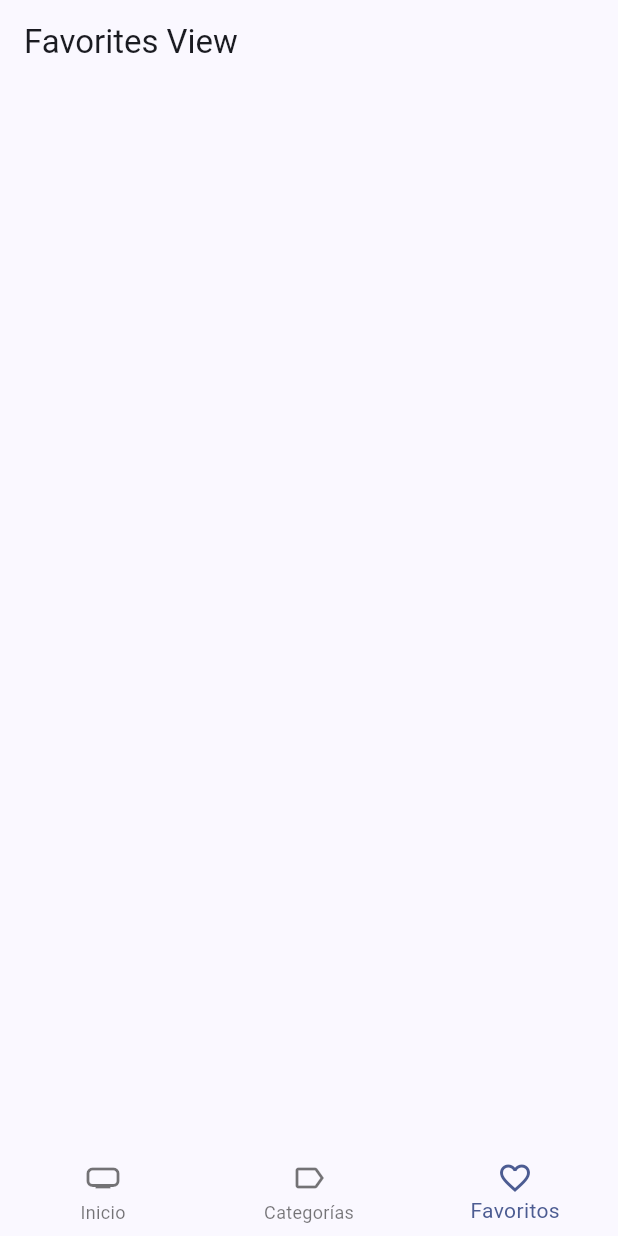
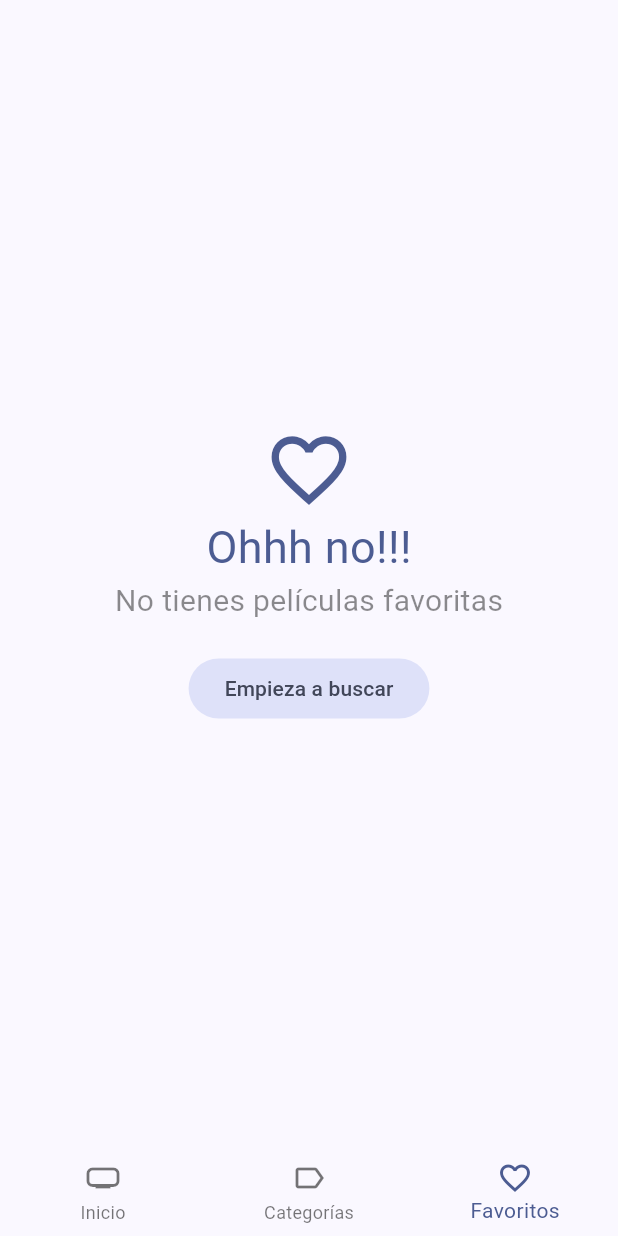
Before and after one commit to pmadrigal95/Flutter-Cinemapedia, a Flutter app: the screen it shows after launch, item 3 of the bottom bar chosen, on a phone screen of 412 x 824 dp. Run offline on Flutter 3.47's test engine with Material 2 defaults, Android fonts, the phone set to English and light mode, and no system bars; our stand-ins replace animate_do, card_swiper, dio, flutter_dotenv, flutter_riverpod, go_router and 1 more; accounts and stored records are empty; generated files the repository leaves out were written again; network calls fail.

Commit message:
Isar Db LocalStorage Favorite module

```diff
--- a/lib/presentation/screens/movies/movie_screen.dart
+++ b/lib/presentation/screens/movies/movie_screen.dart
@@ -160,8 +160,10 @@ class _CustomSliverAppBar extends ConsumerWidget {
       foregroundColor: Colors.white,
       actions: [
         IconButton(
-            onPressed: () {
-              ref.watch(localStorageRepositoryProvider).toggleFavorite(movie);
+            onPressed: () async {
+              // ref.red(localStorageRepositoryProvider).toggleFavorite(movie);
+
+             await ref.read(favoriteMoviesProvider.notifier).toggleFavorite(movie);
 
               ref.invalidate(isFavoriteProvider(movie.id));
             },
--- a/lib/presentation/views/movies/favorites_view.dart
+++ b/lib/presentation/views/movies/favorites_view.dart
@@ -1,7 +1,8 @@
+import 'package:cinemapedia/presentation/widgets/widgets.dart';
 import 'package:flutter/material.dart';
 import 'package:flutter_riverpod/flutter_riverpod.dart';
 import 'package:cinemapedia/presentation/providers/providers.dart';
-import 'package:cinemapedia/config/domain/entities/movie.dart';
+import 'package:go_router/go_router.dart';
 
 class FavoritesView extends ConsumerStatefulWidget {
   const FavoritesView({super.key});
@@ -11,11 +12,14 @@ class FavoritesView extends ConsumerStatefulWidget {
 }
 
 class FavoritesViewState extends ConsumerState<FavoritesView> {
+  bool isLastPage = false;
+  bool isLoading = false;
+
   @override
   void initState() {
     super.initState();
 
-    ref.read(favoriteMoviesProvider.notifier).loadNextPage();
+    loadNextPage();
   }
 
   @override
@@ -23,23 +27,66 @@ class FavoritesViewState extends ConsumerState<FavoritesView> {
     super.dispose();
   }
 
+  void loadNextPage() async {
+    if (isLoading || isLastPage) return;
+
+    isLoading = true;
+
+    ref.read(favoriteMoviesProvider.notifier).loadNextPage();
+
+    final movies =
+        await ref.read(favoriteMoviesProvider.notifier).loadNextPage();
+
+    isLoading = false;
+
+    if (movies.isEmpty) isLastPage = true;
+  }
+
   @override
   Widget build(BuildContext context) {
     final favoriteMovies = ref.watch(favoriteMoviesProvider).values.toList();
 
+    final size = MediaQuery.of(context).size.height - 80;
+
+    if (favoriteMovies.isEmpty) {
+      final colors = Theme.of(context).colorScheme;
+
+      return Center(
+        child: Column(
+          mainAxisAlignment: MainAxisAlignment.center,
+          crossAxisAlignment: CrossAxisAlignment.center,
+          children: [
+            Icon(
+              Icons.favorite_outline_sharp,
+              size: 60,
+              color: colors.primary,
+            ),
+            Text(
+              'Ohhh no!!!',
+              style: TextStyle(fontSize: 30, color: colors.primary),
+            ),
+            const Text(
+              'No tienes películas favoritas',
+              style: TextStyle(fontSize: 20, color: Colors.black45),
+            ),
+            const SizedBox(
+              height: 20,
+            ),
+            FilledButton.tonal(
+                onPressed: () => context.go('/home/0'),
+                child: const Text('Empieza a buscar'))
+          ],
+        ),
+      );
+    }
+
     return Scaffold(
-      appBar: AppBar(
-        title: const Text('Favorites View'),
-      ),
-      body: ListView.builder(
-        itemCount: favoriteMovies.length,
-        itemBuilder: (context, index) {
-          // var keys = favoriteMovies.keys.toList();
-          // var val = favoriteMovies[keys[index]];
-
-          return Text(favoriteMovies[index].title);
-        },
-      ),
+      body: SizedBox(
+          height: size,
+          child: MovieMasonry(
+            movies: favoriteMovies,
+            loadNextPage: loadNextPage,
+          )),
     );
   }
 }
--- a/lib/presentation/widgets/widgets.dart
+++ b/lib/presentation/widgets/widgets.dart
@@ -1,6 +1,7 @@
-
 export 'package:cinemapedia/presentation/widgets/movies/movie_horizontal_listview.dart';
 export 'package:cinemapedia/presentation/widgets/movies/movies_slideshow.dart';
 export 'package:cinemapedia/presentation/widgets/shared/custom_appbar.dart';
 export 'package:cinemapedia/presentation/widgets/shared/custom_bottom_navigation.dart';
 export 'package:cinemapedia/presentation/widgets/shared/full_screen_loader.dart';
+export 'package:cinemapedia/presentation/widgets/movies/movie_masonry.dart';
+export 'package:cinemapedia/presentation/widgets/movies/movie_poster_link.dart';
--- a/pubspec.yaml
+++ b/pubspec.yaml
@@ -16,6 +16,7 @@ dependencies:
   flutter_localizations:
     sdk: flutter
   flutter_riverpod: ^2.3.6
+  flutter_staggered_grid_view: ^0.7.0
   go_router: ^10.0.0
   intl: any
   isar: ^3.1.0+1
```
Also changed, not shown: lib/presentation/providers/storage/favorite_movies_provider.dart (+21 -5 lines), lib/presentation/widgets/movies/movie_masonry.dart (added, +70 -0 lines), lib/presentation/widgets/movies/movie_poster_link.dart (added, +22 -0 lines), pubspec.lock.
